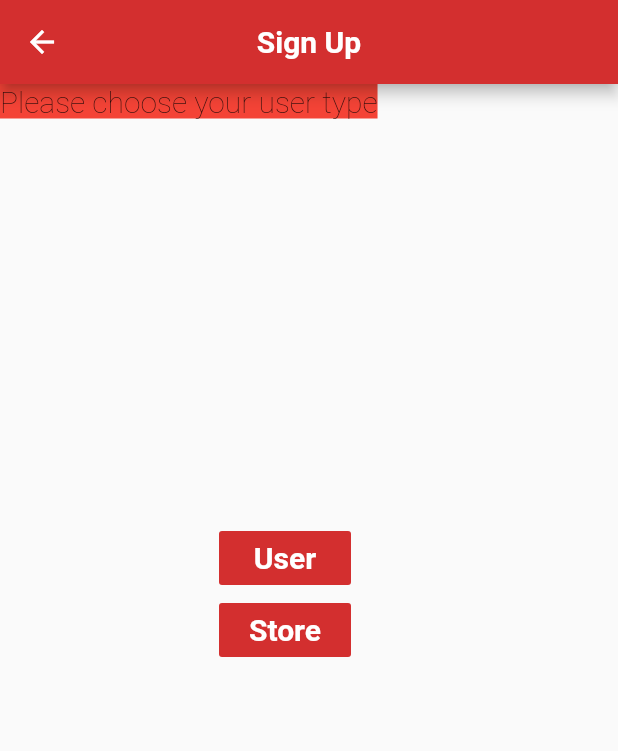
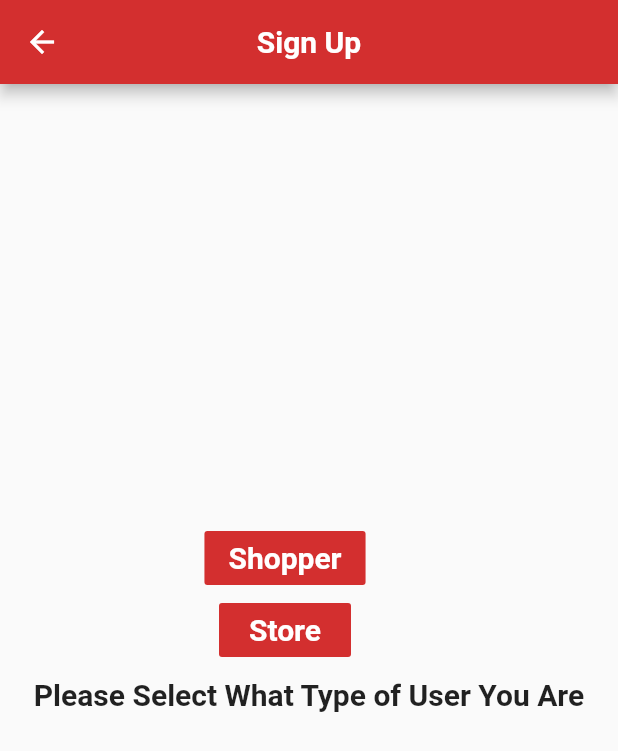
Before and after one commit to SamhithKakarla/Help2Shop, a Flutter app: the SignUp screen opened directly, on a phone screen of 412 x 824 dp. Shown: the top 751 px of the screen. Run offline on Flutter 3.47's test engine with Material 2 defaults, Android fonts, the phone set to English and light mode, and no system bars.

Commit message:
Entered Text in Sign Up Page

```diff
--- a/lib/main.dart
+++ b/lib/main.dart
@@ -102,15 +102,19 @@ class SignUp extends StatelessWidget {
         backgroundColor: Colors.red[700],
       ),
 
-      body: Text(
-        "Please choose your user type",
-        style: TextStyle(
-          backgroundColor: Colors.red,
-          fontSize: 20.0,
-          fontWeight: FontWeight.w100
-        ),
-
-      ),
+     body: Center(
+               child: Row(
+                 mainAxisAlignment: MainAxisAlignment.center,
+                 children: <Widget>[
+                   Text('\n\nPlease Select What Type of User You Are',
+                     style: TextStyle(
+                         fontSize: 20,
+                         fontWeight: FontWeight.bold,
+                     ),
+                   ),
+                 ],
+               ),
+             ),
       floatingActionButton: Center(
         child: Column(
             mainAxisAlignment: MainAxisAlignment.center,
@@ -118,7 +122,7 @@ class SignUp extends StatelessWidget {
             children: [
               FlatButton(
                 child: Text(
-                  'User',
+                  'Shopper',
                   style: TextStyle(
                     fontWeight: FontWeight.bold,
                     fontSize: 20.0,
```
